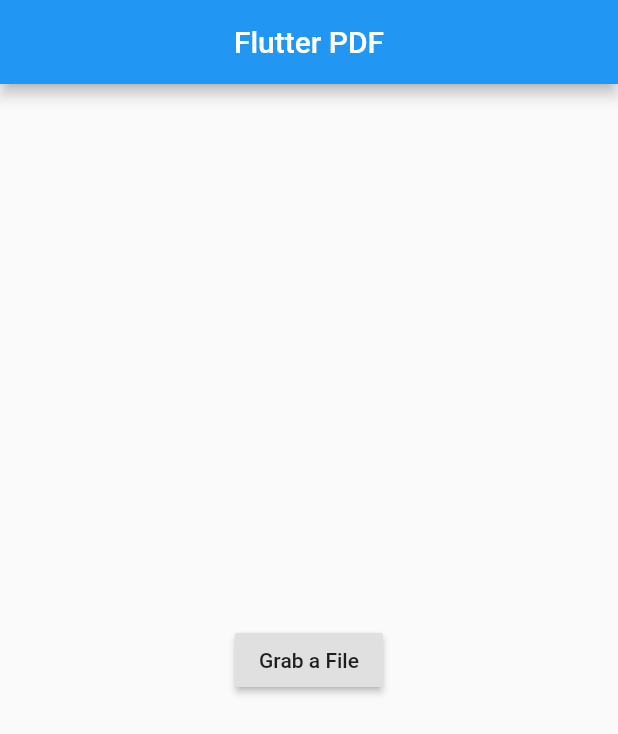
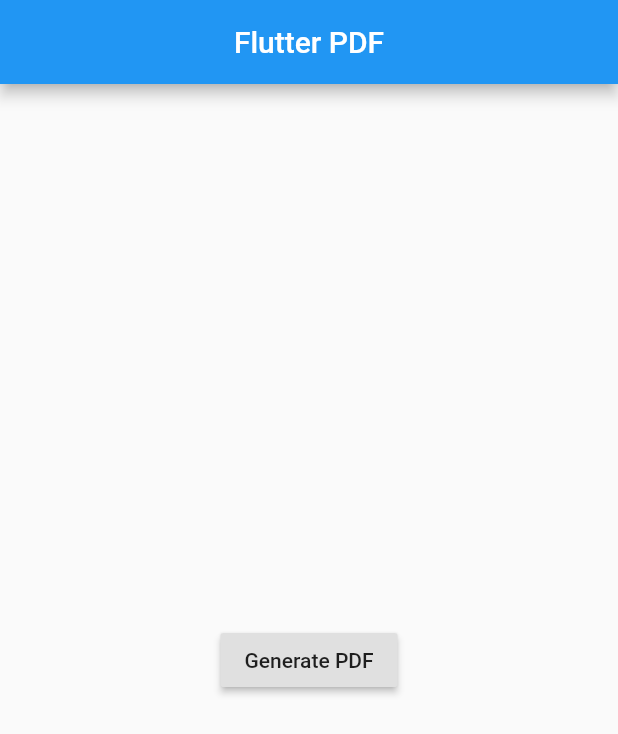
Before and after one commit to ahmeriqbal7aa/flutter_pdf, a Flutter app: the screen it shows after launch, on a phone screen of 412 x 824 dp. Shown: the top 734 px of the screen. Run offline on Flutter 3.47's test engine with Material 2 defaults, Android fonts, the phone set to English and light mode, and no system bars; our stand-ins replace pdf.

Commit message:
Create/Generate and Save PDF document

```diff
--- a/lib/main.dart
+++ b/lib/main.dart
@@ -1,9 +1,10 @@
 import 'package:flutter/material.dart';
-import 'package:pdf_flutter/pdf_flutter.dart';
-import 'package:file_picker/file_picker.dart';
+// import 'package:pdf_flutter/pdf_flutter.dart';
+// import 'package:file_picker/file_picker.dart';
 import 'dart:io';
-// import 'package:path_provider/path_provider.dart';
-// import 'package:pdf/pdf.dart';
+import 'package:pdf/pdf.dart';
+import 'package:pdf/widgets.dart' as pw;
+import 'package:path_provider/path_provider.dart';
 
 void main() => runApp(MyApp());
 
@@ -23,6 +24,76 @@ class HomePage extends StatefulWidget {
 }
 
 class _HomePageState extends State<HomePage> {
+  final doc = pw.Document();
+  //TODO Create PDF document
+  void generatePdf() async {
+    // ================== Create a doc ========================== //
+    doc.addPage(
+      pw.Page(
+        pageFormat: PdfPageFormat.a4,
+        build: (pw.Context context) {
+          return pw.Center(
+            child: pw.Text('This is dummy PDF document',
+                style: pw.TextStyle(fontSize: 50.0)),
+          ); // Center
+        },
+      ),
+    ); // Page
+    // =============== Write doc in a file ======================== //
+    final output = await getExternalStorageDirectory();
+    // File outputFile = File(output.path + '/example.pdf');
+    // also we can write above line of code as see below
+    String pathToWrite = output.path + '/example.pdf';
+    File outputFile = File(pathToWrite);
+    outputFile.writeAsBytesSync(doc.save());
+
+    // ======== print "outputFile" to view path where file is saved ====== //
+    // print(outputFile);
+    // also we can write as see below
+    // ======== print "pathToWrite" to view path where file is saved ====== //
+    print(pathToWrite);
+    print('Saved');
+  }
+
+  @override
+  Widget build(BuildContext context) {
+    return Scaffold(
+      appBar: AppBar(
+        centerTitle: true,
+        title: Text('Flutter PDF'),
+      ),
+      body: Center(
+        child: Column(
+          mainAxisAlignment: MainAxisAlignment.center,
+          children: [
+            RaisedButton(
+              onPressed: generatePdf,
+              child: Text('Generate PDF'),
+            ),
+          ],
+        ),
+      ),
+    );
+  }
+}
+
+//////////////////////////////////////////////////////////////////
+//TODO Read Online
+/*child: PDF.network(
+  "http://www.africau.edu/images/default/sample.pdf",
+  height: 400,
+  width: 250,
+),*/
+//////////////////////////////////////////////////////////////////
+//TODO Read from Assets
+/*child: PDF.assets(
+'assets/sample.pdf',
+height: 400,
+width: 250,
+),*/
+///////////////////////////////////////////////////////////////////
+//TODO Read from File(External Storage)
+/*class _HomePageState extends State<HomePage> {
   File file;
   @override
   Widget build(BuildContext context) {
@@ -49,19 +120,4 @@ class _HomePageState extends State<HomePage> {
       ),
     );
   }
-}
-
-//////////////////////////////////////////////////////////////////
-//TODO Read Online
-// child: PDF.network(
-//   "http://www.africau.edu/images/default/sample.pdf",
-//   height: 400,
-//   width: 250,
-// ),
-//////////////////////////////////////////////////////////////////
-//TODO Read from Assets
-// child: PDF.assets(
-// 'assets/sample.pdf',
-// height: 400,
-// width: 250,
-// ),
+}*/
```
Also changed, not shown: pubspec.yaml (+5 -2 lines), pubspec.lock.
